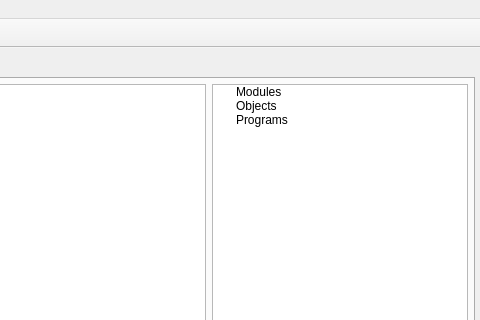
Above: app/gui/MainWindow.ui from GeorgievLab/CeCe before the change; both pictures show x 320 to 800 and y 0 to 320 of the 800 by 600 pixel window. Below: the same form after it.
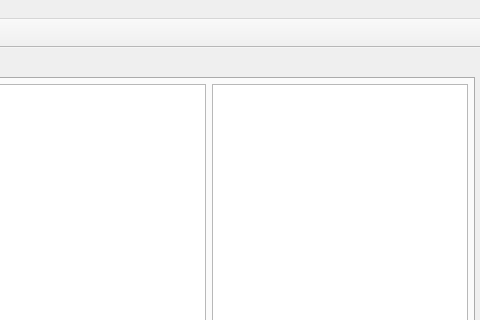
That is the form after the change. Icons and pictures are not drawn.

Diff of the .ui file:
```diff
--- a/app/gui/MainWindow.ui
+++ b/app/gui/MainWindow.ui
@@ -77,21 +77,6 @@
             <string>Name</string>
            </property>
           </column>
-          <item>
-           <property name="text">
-            <string>Modules</string>
-           </property>
-          </item>
-          <item>
-           <property name="text">
-            <string>Objects</string>
-           </property>
-          </item>
-          <item>
-           <property name="text">
-            <string>Programs</string>
-           </property>
-          </item>
          </widget>
         </item>
        </layout>
```
Left out of the diff: 137 changed lines with no effect on the pictures.
